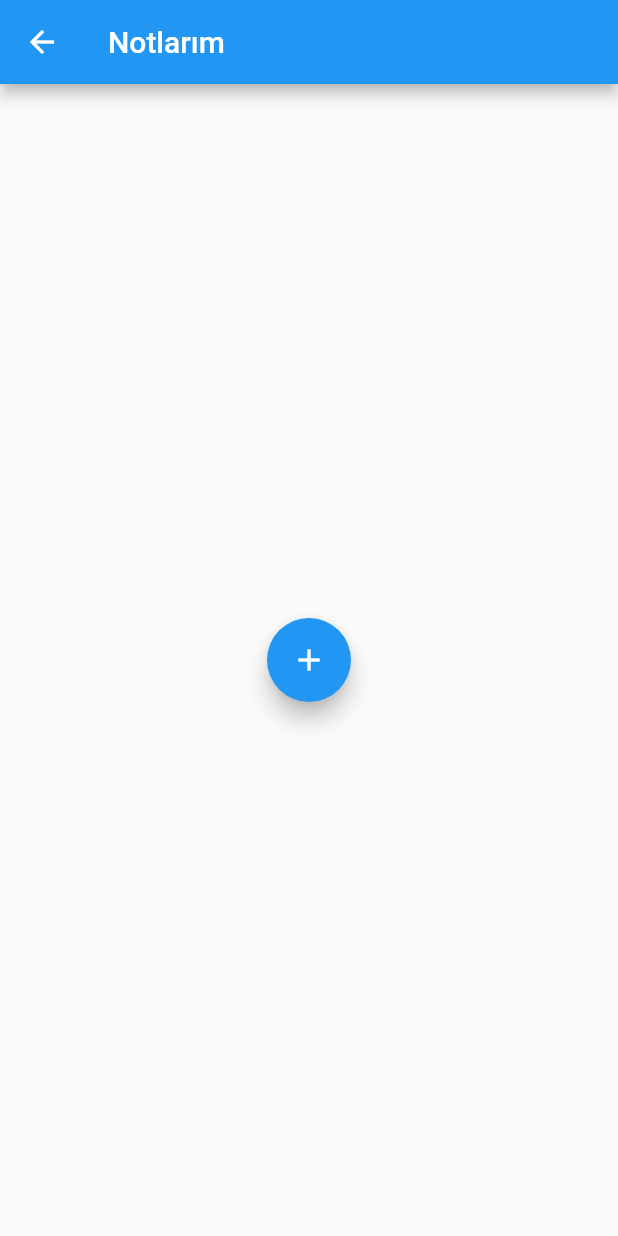
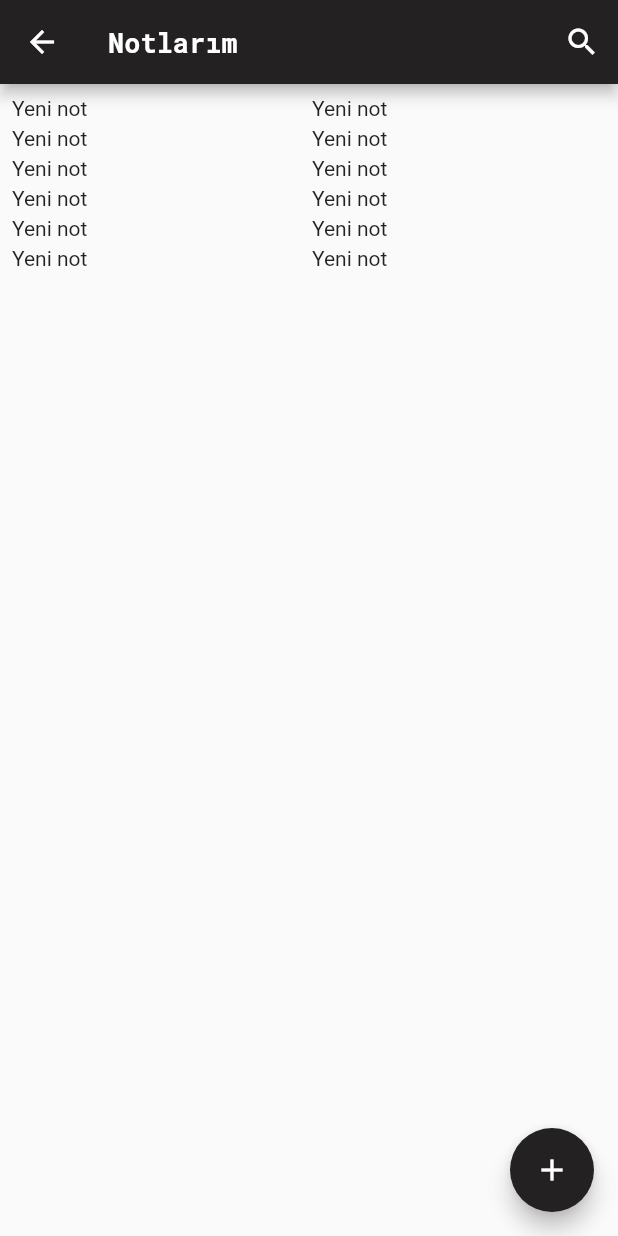
Before and after one commit to nuraybayrakdar/note_app, a Flutter app: the screen it shows after launch, after a tap on "Notes", on a phone screen of 412 x 824 dp. Run offline on Flutter 3.47's test engine with Material 2 defaults, Android fonts, the phone set to English and light mode, and no system bars; our stand-ins replace sqflite; accounts and stored records are empty.

Commit message:
homepage and notepage first design

```diff
--- /dev/null
+++ b/lib/ui/pages/add_note_page.dart
@@ -0,0 +1,17 @@
+import 'package:flutter/material.dart';
+import 'package:note_app/ui/pages/notes_page.dart';
+import 'package:note_app/ui/pages/todolist.dart';
+
+class AddNotePage extends StatefulWidget {
+  const AddNotePage({super.key});
+
+  @override
+  State<AddNotePage> createState() => _AddNotePageState();
+}
+
+class _AddNotePageState extends State<AddNotePage> {
+  @override
+  Widget build(BuildContext context) {
+    return Container();
+  }
+}
--- a/lib/ui/pages/homepage.dart
+++ b/lib/ui/pages/homepage.dart
@@ -1,5 +1,5 @@
 import 'package:flutter/material.dart';
-import 'package:note_app/ui/pages/notes.dart';
+import 'package:note_app/ui/pages/notes_page.dart';
 import 'package:note_app/ui/pages/todolist.dart';
 
 class HomePage extends StatefulWidget {
@@ -14,21 +14,69 @@ class _HomePageState extends State<HomePage> {
   Widget build(BuildContext context) {
     return Scaffold(
       appBar: AppBar(
-        title: const Text('Home Page'),
+        backgroundColor: const Color.fromARGB(255, 35, 33, 33),
+        title: const Center(
+          child: Text(
+            'Planlamaya Başla !',
+            style: TextStyle(
+                fontFamily: 'RobotoMono',
+                fontWeight: FontWeight.bold,
+                fontSize: 18),
+          ),
+        ),
       ),
       body: Center(
         child: Column(
-          mainAxisAlignment: MainAxisAlignment.start,
+          mainAxisAlignment: MainAxisAlignment.center,
           children: [
-            ElevatedButton(
+            Padding(
+              padding: const EdgeInsets.all(8.0),
+              child: SizedBox(
+                width: 200,
+                height: 100,
+                child: ElevatedButton(
+                    style: ButtonStyle(
+                        backgroundColor: MaterialStateProperty.all(
+                            const Color.fromARGB(255, 35, 33, 33)),
+                        shape:
+                            MaterialStateProperty.all<RoundedRectangleBorder>(
+                                RoundedRectangleBorder(
+                                    borderRadius: BorderRadius.circular(18.0),
+                                    side: const BorderSide(
+                                        color:
+                                            Color.fromARGB(255, 67, 60, 60))))),
                     onPressed: () {
                       Navigator.push(
                         context,
-                    MaterialPageRoute(builder: (context) => const NotesPage()),
+                        MaterialPageRoute(
+                            builder: (context) => const NotesPage()),
                       );
                     },
-                child: const Text('Notes')),
-            ElevatedButton(
+                    child: const Text(
+                      'Notes',
+                      style: TextStyle(
+                          fontFamily: 'RobotoMono',
+                          fontWeight: FontWeight.bold,
+                          fontSize: 18),
+                    )),
+              ),
+            ),
+            Padding(
+              padding: const EdgeInsets.all(8.0),
+              child: SizedBox(
+                width: 200,
+                height: 100,
+                child: ElevatedButton(
+                    style: ButtonStyle(
+                        backgroundColor: MaterialStateProperty.all(
+                            const Color.fromARGB(255, 35, 33, 33)),
+                        shape:
+                            MaterialStateProperty.all<RoundedRectangleBorder>(
+                                RoundedRectangleBorder(
+                                    borderRadius: BorderRadius.circular(18.0),
+                                    side: const BorderSide(
+                                        color:
+                                            Color.fromARGB(255, 67, 60, 60))))),
                     onPressed: () {
                       Navigator.push(
                         context,
@@ -36,10 +84,25 @@ class _HomePageState extends State<HomePage> {
                             builder: (context) => const ToDoListPage()),
                       );
                     },
-                child: const Text('ToDo List')),
+                    child: const Text(
+                      'ToDo List',
+                      style: TextStyle(
+                          fontFamily: 'RobotoMono',
+                          fontWeight: FontWeight.bold,
+                          fontSize: 18),
+                    )),
+              ),
+            ),
           ],
         ),
       ),
+      floatingActionButton: FloatingActionButton(
+          backgroundColor: const Color.fromARGB(255, 35, 33, 33),
+          child: const Text(
+            "i",
+            style: TextStyle(fontFamily: "RobotoMono", fontSize: 18),
+          ),
+          onPressed: () {}),
     );
   }
 }
--- a/lib/ui/pages/notes.dart
+++ /dev/null
@@ -1,56 +0,0 @@
-import 'package:flutter/material.dart';
-import 'package:note_app/model/note.dart';
-import 'package:note_app/repository/notes_db.dart';
-
-class NotesPage extends StatefulWidget {
-  const NotesPage({super.key});
-
-  @override
-  State<NotesPage> createState() => _NotesPageState();
-}
-
-class _NotesPageState extends State<NotesPage> {
-  late List<Note> notes;
-  bool isLoading = false;
-
-  @override
-  void initState() {
-    super.initState();
-    refreshNotes();
-  }
-
-  @override
-  void dispose() {
-    NotesDatabase.instance.close();
-
-    super.dispose();
-  }
-
-  Future refreshNotes() async {
-    setState(() => isLoading = true);
-    this.notes = await NotesDatabase.instance.readAllNotes();
-
-    setState(() => isLoading = false);
-  }
-
-  @override
-  Widget build(BuildContext context) {
-    return Scaffold(
-      appBar: AppBar(
-        title: const Text("Notlarım"),
-      ),
-      body: Center(
-        child: Column(
-          mainAxisAlignment: MainAxisAlignment.center,
-          children: [
-            FloatingActionButton(
-              onPressed: () {},
-              tooltip: 'Increment',
-              child: const Icon(Icons.add),
-            ),
-          ],
-        ),
-      ),
-    );
-  }
-}
--- /dev/null
+++ b/lib/ui/pages/notes_page.dart
@@ -0,0 +1,98 @@
+import 'package:flutter/material.dart';
+import 'package:flutter_staggered_grid_view/flutter_staggered_grid_view.dart';
+import 'package:note_app/model/note.dart';
+import 'package:note_app/repository/notes_db.dart';
+import 'package:note_app/ui/pages/add_note_page.dart';
+
+class NotesPage extends StatefulWidget {
+  const NotesPage({super.key});
+
+  @override
+  State<NotesPage> createState() => _NotesPageState();
+}
+
+class _NotesPageState extends State<NotesPage> {
+  late final List<Note> notes;
+  bool isLoading = false;
+
+  @override
+  void initState() {
+    super.initState();
+
+    refreshNotes();
+  }
+
+  @override
+  void dispose() {
+    NotesDatabase.instance.close();
+
+    super.dispose();
+  }
+
+  Future refreshNotes() async {
+    setState(() => isLoading = true);
+
+    this.notes = await NotesDatabase.instance.readAllNotes();
+
+    setState(() => isLoading = false);
+  }
+
+  @override
+  Widget build(BuildContext context) {
+    return Scaffold(
+      appBar: AppBar(
+        backgroundColor: const Color.fromARGB(255, 35, 33, 33),
+        title: const Text(
+          "Notlarım",
+          style: TextStyle(
+              fontFamily: 'RobotoMono',
+              fontWeight: FontWeight.bold,
+              fontSize: 18),
+        ),
+        actions: const [
+          Icon(Icons.search),
+          SizedBox(
+            width: 12,
+          )
+        ],
+      ),
+      body: SizedBox(
+        child: buildNotes(),
+      ),
+      floatingActionButton: FloatingActionButton(
+        backgroundColor: const Color.fromARGB(255, 35, 33, 33),
+        child: const Icon(Icons.add),
+        onPressed: () async {
+          await Navigator.of(context).push(
+            MaterialPageRoute(builder: ((context) => const AddNotePage())),
+          );
+        },
+      ),
+    );
+  }
+
+  Widget buildNotes() => StaggeredGridView.countBuilder(
+        padding: EdgeInsets.all(8),
+        itemCount: 12,
+        staggeredTileBuilder: (index) => StaggeredTile.fit(2),
+        crossAxisCount: 4,
+        mainAxisSpacing: 4,
+        crossAxisSpacing: 4,
+        itemBuilder: (context, index) {
+          // final note = notes[index];
+
+          return GestureDetector(
+              onTap: () async {
+                /*
+              await Navigator.of(context).push(MaterialPageRoute(
+                builder: (context) => NoteDetailPage(noteId: note.id!),
+              )); */
+
+                refreshNotes();
+              },
+              child:
+                  Text("Yeni not") //NoteCardWidget(note: note, index: index),
+              );
+        },
+      );
+}
```
Also changed, not shown: pubspec.yaml (+7 -1 lines), fonts/RobotoMono-VariableFont_wght.ttf (added), pubspec.lock. Lines whose indentation alone changed are shown as unchanged.
